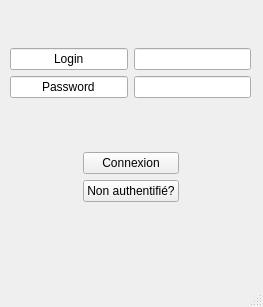
Qt form loginwindow.ui (gomesfernandes/Ecluse_IHM) before a commit.
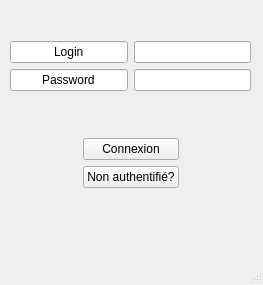
The same form after that commit.

Patch:
```diff
--- a/loginwindow.ui
+++ b/loginwindow.ui
@@ -7,7 +7,7 @@
     <x>0</x>
     <y>0</y>
     <width>263</width>
-    <height>307</height>
+    <height>285</height>
    </rect>
   </property>
   <property name="windowTitle">
@@ -20,7 +20,7 @@
       <x>10</x>
       <y>0</y>
       <width>241</width>
-      <height>251</height>
+      <height>231</height>
      </rect>
     </property>
     <layout class="QVBoxLayout" name="verticalLayout">
@@ -40,6 +40,9 @@
          <property name="alignment">
           <set>Qt::AlignCenter</set>
          </property>
+         <property name="readOnly">
+          <bool>true</bool>
+         </property>
         </widget>
        </item>
        <item row="1" column="0">
@@ -50,6 +53,9 @@
          <property name="alignment">
           <set>Qt::AlignCenter</set>
          </property>
+         <property name="readOnly">
+          <bool>true</bool>
+         </property>
         </widget>
        </item>
       </layout>
```
